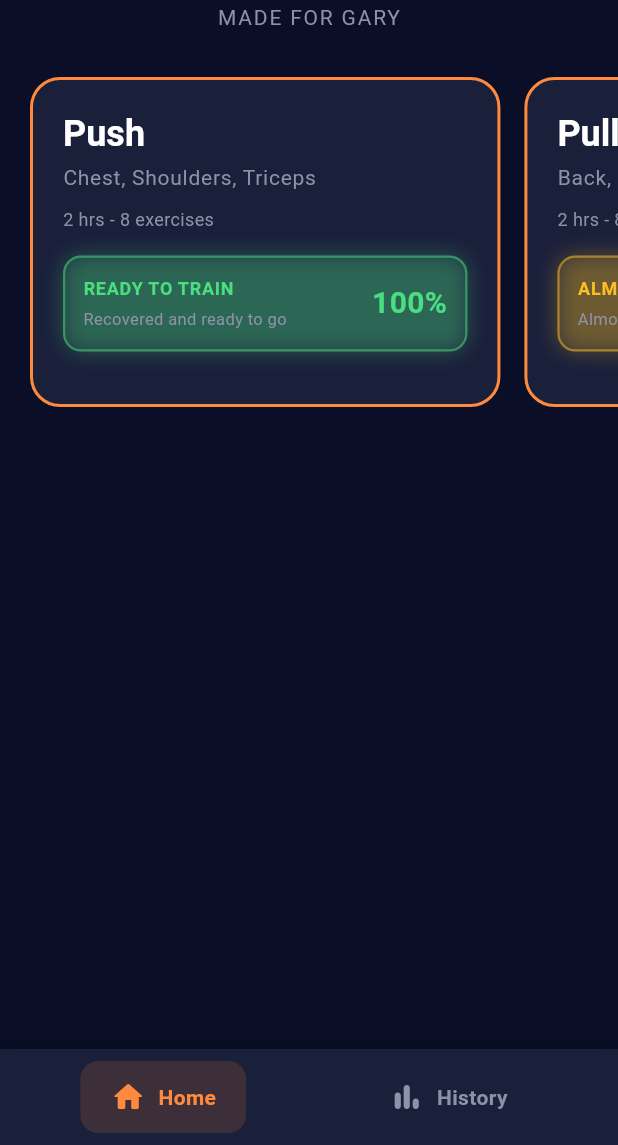
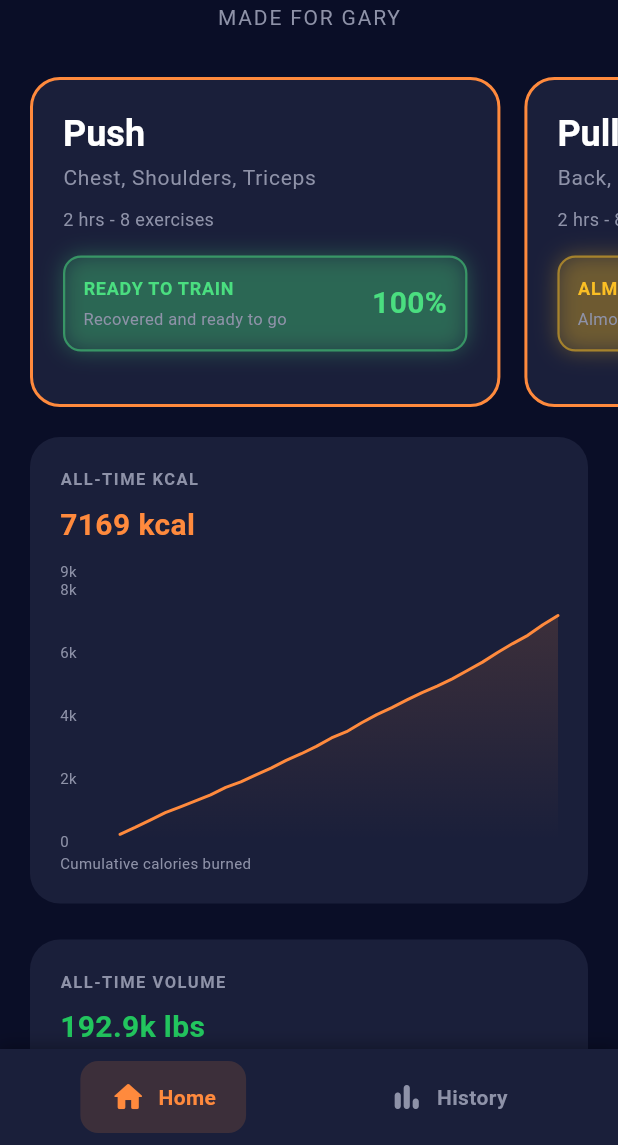
Before and after one commit to codeerow/maxhype, a Flutter app: the screen it shows after launch, on a phone screen of 412 x 824 dp, the part 91-1236 px from its top. Run offline on Flutter 3.47's test engine with Material 3 defaults, Android fonts, the phone set to English and light mode, and no system bars; drawn by our look-alikes of fl_chart; our stand-ins replace flutter_bloc, flutter_svg, get_it; missing offline and left inert: flutter_body_atlas; Roboto replaces fonts that are missing (SF Pro Display).

Commit message:
fix all time charts widget for home

```diff
--- a/lib/screens/home/home_screen.dart
+++ b/lib/screens/home/home_screen.dart
@@ -3,6 +3,7 @@ import 'package:flutter_bloc/flutter_bloc.dart';
 import 'package:provider/provider.dart';
 import '../../widgets/app_header.dart';
 import '../../widgets/workout_cards_scroll.dart';
+import '../../widgets/all_time_charts.dart';
 import '../../core/bloc_factory.dart';
 import 'bloc/home_bloc.dart';
 import 'bloc/home_event.dart';
@@ -31,7 +32,7 @@ class HomeScreen extends StatelessWidget {
                   child: Text('Error: $message'),
                 ),
               ),
-            HomeSuccess(:final workouts) => Scaffold(
+            HomeSuccess(:final workouts, :final monthlyData) => Scaffold(
                 backgroundColor: Theme.of(context).scaffoldBackgroundColor,
                 body: SafeArea(
                   child: SingleChildScrollView(
@@ -45,6 +46,8 @@ class HomeScreen extends StatelessWidget {
                         ),
                         const SizedBox(height: 32),
                         WorkoutCardsScroll(workouts: workouts),
+                        const SizedBox(height: 8),
+                        AllTimeCharts(monthlyData: monthlyData),
                         const SizedBox(height: 24),
                       ],
                     ),
--- /dev/null
+++ b/lib/widgets/all_time_charts.dart
@@ -0,0 +1,160 @@
+import 'package:fl_chart/fl_chart.dart';
+import 'package:flutter/material.dart';
+import '../theme/app_theme.dart';
+import '../models/monthly_data.dart';
+
+class AllTimeCharts extends StatelessWidget {
+  final List<MonthlyData> monthlyData;
+
+  const AllTimeCharts({super.key, required this.monthlyData});
+
+  @override
+  Widget build(BuildContext context) {
+    // Sort oldest to newest
+    final sorted = [...monthlyData].reversed.toList();
+
+    // Build cumulative spots across all workout days, x = global workout index
+    final kcalSpots = <FlSpot>[];
+    final volumeSpots = <FlSpot>[];
+    double cumKcal = 0;
+    double cumVolume = 0;
+    int i = 0;
+
+    for (final month in sorted) {
+      for (final day in month.dailyData) {
+        if (day.isWorkoutDay) {
+          cumKcal += day.kcal;
+          cumVolume += day.volume;
+          kcalSpots.add(FlSpot(i.toDouble(), cumKcal));
+          volumeSpots.add(FlSpot(i.toDouble(), cumVolume));
+          i++;
+        }
+      }
+    }
+
+    if (kcalSpots.isEmpty) return const SizedBox.shrink();
+
+    return Column(
+      children: [
+        _buildChart(
+          context,
+          title: 'ALL-TIME KCAL',
+          spots: kcalSpots,
+          lineColor: AppTheme.chartOrange,
+          totalValue: '${cumKcal.toInt()} kcal',
+          legendText: 'Cumulative calories burned',
+        ),
+        _buildChart(
+          context,
+          title: 'ALL-TIME VOLUME',
+          spots: volumeSpots,
+          lineColor: AppTheme.chartGreen,
+          totalValue: '${(cumVolume / 1000).toStringAsFixed(1)}k lbs',
+          legendText: 'Cumulative volume lifted, lbs',
+        ),
+      ],
+    );
+  }
+
+  Widget _buildChart(
+    BuildContext context, {
+    required String title,
+    required List<FlSpot> spots,
+    required Color lineColor,
+    required String totalValue,
+    required String legendText,
+  }) {
+    final maxY = spots.map((s) => s.y).reduce((a, b) => a > b ? a : b);
+
+    return Container(
+      margin: const EdgeInsets.symmetric(horizontal: 20, vertical: 12),
+      padding: const EdgeInsets.all(20),
+      decoration: BoxDecoration(
+        color: AppTheme.cardBackground,
+        borderRadius: BorderRadius.circular(20),
+      ),
+      child: Column(
+        crossAxisAlignment: CrossAxisAlignment.start,
+        children: [
+          Text(
+            title,
+            style: Theme.of(context).textTheme.bodyMedium?.copyWith(
+                  fontSize: 11,
+                  letterSpacing: 1.0,
+                  fontWeight: FontWeight.w600,
+                ),
+          ),
+          const SizedBox(height: 8),
+          Text(
+            totalValue,
+            style: TextStyle(
+              fontSize: 20,
+              fontWeight: FontWeight.bold,
+              color: lineColor,
+            ),
+          ),
+          const SizedBox(height: 16),
+          SizedBox(
+            height: 180,
+            child: LineChart(
+              LineChartData(
+                gridData: const FlGridData(show: false),
+                lineTouchData: const LineTouchData(enabled: false),
+                titlesData: FlTitlesData(
+                  leftTitles: AxisTitles(
+                    sideTitles: SideTitles(
+                      showTitles: true,
+                      reservedSize: 40,
+                      getTitlesWidget: (value, meta) => Text(
+                        _format(value),
+                        style: Theme.of(context).textTheme.bodyMedium?.copyWith(fontSize: 10),
+                      ),
+                    ),
+                  ),
+                  rightTitles: const AxisTitles(sideTitles: SideTitles(showTitles: false)),
+                  topTitles: const AxisTitles(sideTitles: SideTitles(showTitles: false)),
+                  bottomTitles: const AxisTitles(sideTitles: SideTitles(showTitles: false)),
+                ),
+                borderData: FlBorderData(show: false),
+                minY: 0,
+                maxY: maxY * 1.2,
+                lineBarsData: [
+                  LineChartBarData(
+                    spots: spots,
+                    isCurved: false,
+                    color: lineColor,
+                    barWidth: 2,
+                    isStrokeCapRound: true,
+                    dotData: const FlDotData(show: false),
+                    belowBarData: BarAreaData(
+                      show: true,
+                      gradient: LinearGradient(
+                        colors: [
+                          lineColor.withOpacity(0.15),
+                          lineColor.withOpacity(0.0),
+                        ],
+                        begin: Alignment.topCenter,
+                        end: Alignment.bottomCenter,
+                      ),
+                    ),
+                  ),
+                ],
+              ),
+            ),
+          ),
+          const SizedBox(height: 8),
+          Text(
+            legendText,
+            style: Theme.of(context).textTheme.bodyMedium?.copyWith(fontSize: 10),
+          ),
+        ],
+      ),
+    );
+  }
+
+  String _format(double value) {
+    if (value >= 1000000) return '${(value / 1000000).toStringAsFixed(1)}M';
+    if (value >= 1000) return '${(value / 1000).toStringAsFixed(0)}k';
+    return value.toStringAsFixed(0);
+  }
+}
```
